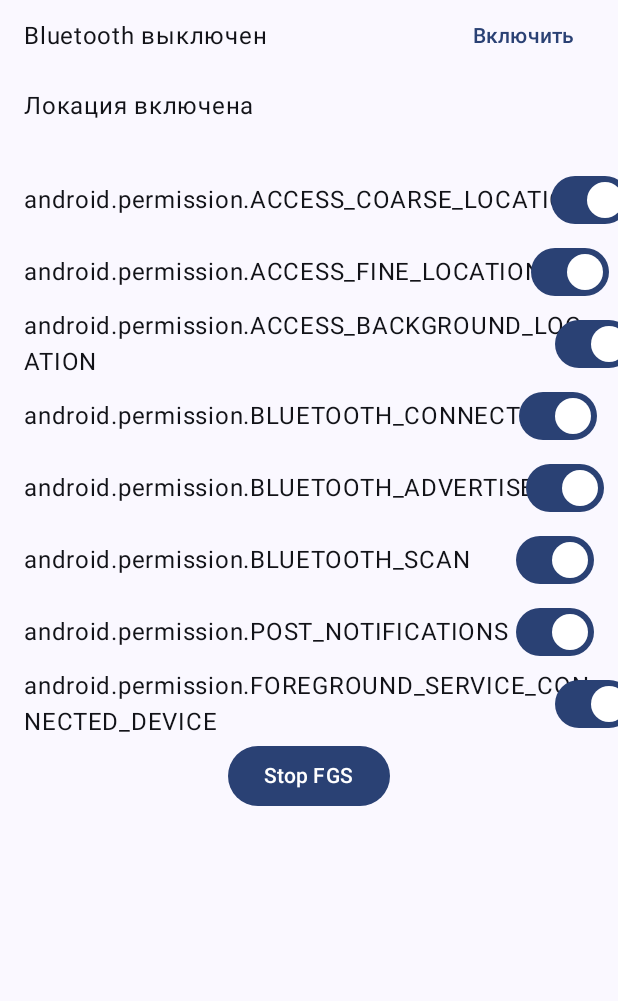
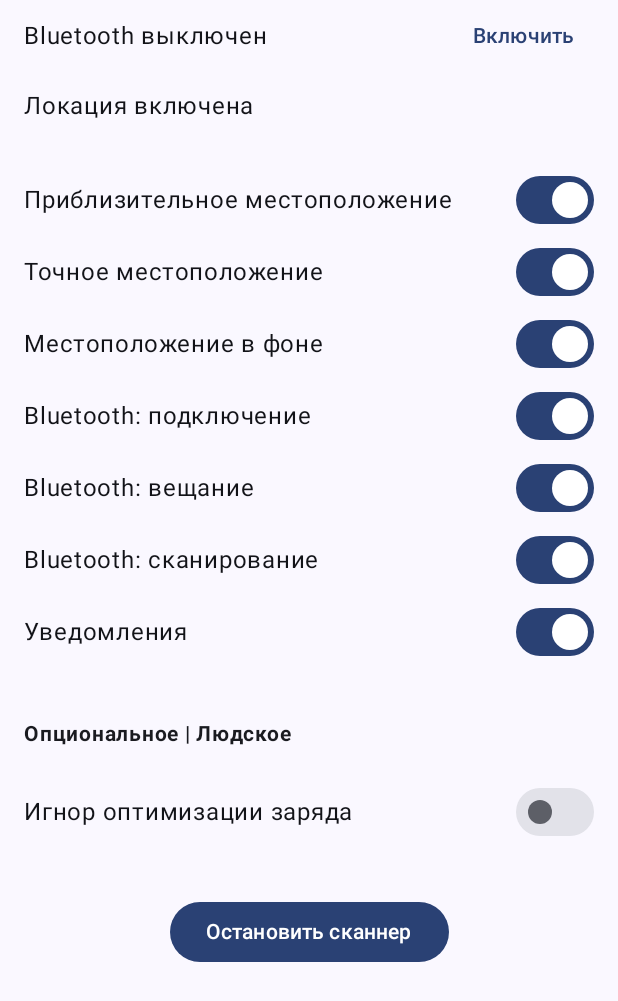
Before and after one commit to sl1mslav/BLEScannerTest, an Android app built with Jetpack Compose: the screen it shows after launch (MainActivity), on a phone screen of 412 x 824 dp. Shown: the top 1001 px of the screen. Run offline under Robolectric (Android 15) with nearby library versions, the phone set to English and light mode, and no system bars; 3 statements that could not run were skipped.

Commit message:
Refactor permissions

```diff
--- a/app/src/main/java/com/sl1mslav/blescanner/MainActivity.kt
+++ b/app/src/main/java/com/sl1mslav/blescanner/MainActivity.kt
@@ -1,12 +1,16 @@
 package com.sl1mslav.blescanner
 
+import android.Manifest.permission.ACCESS_BACKGROUND_LOCATION
+import android.Manifest.permission.ACCESS_FINE_LOCATION
 import android.content.ComponentName
 import android.content.Intent
 import android.content.ServiceConnection
-import android.content.pm.PackageManager
+import android.net.Uri
 import android.os.Bundle
 import android.os.IBinder
+import android.os.PowerManager
 import android.provider.Settings
+import android.provider.Settings.ACTION_REQUEST_IGNORE_BATTERY_OPTIMIZATIONS
 import android.widget.Toast
 import androidx.activity.ComponentActivity
 import androidx.activity.compose.setContent
@@ -20,8 +24,8 @@ import androidx.compose.runtime.collectAsState
 import androidx.compose.runtime.getValue
 import androidx.compose.ui.Modifier
 import androidx.core.app.ActivityCompat
-import androidx.core.content.ContextCompat
 import com.sl1mslav.blescanner.bleAvailability.BleAvailabilityObserver
+import com.sl1mslav.blescanner.blePermissions.AutoStartHelper
 import com.sl1mslav.blescanner.blePermissions.collectRequiredPermissions
 import com.sl1mslav.blescanner.scanner.BleScannerService
 import com.sl1mslav.blescanner.scanner.model.BleDevice
@@ -34,6 +38,12 @@ class MainActivity : ComponentActivity() {
 
     private val permissionRequester = registerForActivityResult(
         ActivityResultContracts.RequestPermission()
+    ) {
+        viewModel.onNewPermissions(getPermissionsState())
+    }
+
+    private val multiplePermissionRequester = registerForActivityResult(
+        ActivityResultContracts.RequestMultiplePermissions()
     ) {
         viewModel.onNewPermissions(getPermissionsState())
     }
@@ -68,7 +78,8 @@ class MainActivity : ComponentActivity() {
         MainActivityViewModel.Factory(
             availabilityTracker = BleAvailabilityObserver.getInstance(this),
             isServiceRunning = isServiceBound,
-            initialPermissions = getPermissionsState()
+            initialPermissions = getPermissionsState(),
+            ignoresDozeMode = isIgnoringDozeMode()
         )
     }
 
@@ -81,7 +92,9 @@ class MainActivity : ComponentActivity() {
                     val state by viewModel.state.collectAsState()
                     MainScreen(
                         modifier = Modifier.padding(innerPadding),
-                        state = state,
+                        state = state.copy(
+                            needsAutoStart = AutoStartHelper.instance.needAutostart()
+                        ),
                         onEnableBluetooth = {
                             openBluetoothSettings()
                         },
@@ -89,12 +102,18 @@ class MainActivity : ComponentActivity() {
                             openLocationSettings()
                         },
                         onCheckPermission = ::onCheckPermission,
-                        onButtonClick = {
+                        onClickScannerButton = {
                             if (state.isServiceRunning) {
                                 stopBleScannerService()
                             } else {
                                 startBleScannerService()
                             }
+                        },
+                        onCheckDozeMode = {
+                            requestToIgnoreDoze()
+                        },
+                        onClickAutoStart = {
+                            AutoStartHelper.instance.getAutoStartPermission(this)
                         }
                     )
                 }
@@ -110,6 +129,7 @@ class MainActivity : ComponentActivity() {
     override fun onResume() {
         super.onResume()
         viewModel.onNewPermissions(getPermissionsState())
+        viewModel.onChangeDozeBehavior(isIgnoringDozeMode())
     }
 
     override fun onStop() {
@@ -117,7 +137,15 @@ class MainActivity : ComponentActivity() {
         unbindService(serviceConnection)
     }
 
+
     private fun onCheckPermission(permission: BlePermission) {
+        if (permission.manifestName == ACCESS_BACKGROUND_LOCATION) {
+            multiplePermissionRequester.launch(
+                arrayOf(ACCESS_FINE_LOCATION, ACCESS_BACKGROUND_LOCATION)
+            )
+            return
+        }
+
         if (ActivityCompat.shouldShowRequestPermissionRationale(
                 this,
                 permission.manifestName
@@ -131,16 +159,18 @@ class MainActivity : ComponentActivity() {
     }
 
     private fun getPermissionsState(): List<BlePermission> {
-        return collectRequiredPermissions().map {
-            BlePermission(
-                manifestName = it,
-                readableName = it,
-                isGranted = ContextCompat.checkSelfPermission(
-                    this,
-                    it
-                ) == PackageManager.PERMISSION_GRANTED
-            )
-        }
+        return collectRequiredPermissions(this@MainActivity)
+    }
+
+    private fun isIgnoringDozeMode(): Boolean {
+        return getSystemService(PowerManager::class.java).isIgnoringBatteryOptimizations(packageName)
+    }
+
+    private fun requestToIgnoreDoze() {
+        val intent = Intent()
+        intent.action = ACTION_REQUEST_IGNORE_BATTERY_OPTIMIZATIONS
+        intent.data = Uri.parse("package:$packageName")
+        startActivity(intent)
     }
 
     private fun openLocationSettings() {
--- a/app/src/main/java/com/sl1mslav/blescanner/MainActivityViewModel.kt
+++ b/app/src/main/java/com/sl1mslav/blescanner/MainActivityViewModel.kt
@@ -14,22 +14,27 @@ import kotlinx.coroutines.flow.stateIn
 class MainActivityViewModel(
     availabilityTracker: BleAvailabilityObserver,
     isServiceRunningInitial: Boolean,
-    initialPermissions: List<BlePermission>
+    initialPermissions: List<BlePermission>,
+    ignoresDozeModeInitial: Boolean
 ) : ViewModel() {
     private val permissions: MutableStateFlow<List<BlePermission>> = MutableStateFlow(emptyList())
     private val isServiceRunning: MutableStateFlow<Boolean> =
         MutableStateFlow(isServiceRunningInitial)
+    private val ignoresDozeMode: MutableStateFlow<Boolean> = MutableStateFlow(ignoresDozeModeInitial)
 
     val state = combine(
         availabilityTracker.bleAvailability,
         permissions,
-        isServiceRunning
-    ) { bleAvailability, permissions, isServiceRunning ->
+        isServiceRunning,
+        ignoresDozeMode
+    ) { bleAvailability, permissions, isServiceRunning, ignoresDozeMode ->
         MainScreenState(
             isBluetoothEnabled = bleAvailability.isBluetoothEnabled,
             isLocationEnabled = bleAvailability.isLocationEnabled,
             permissions = permissions,
-            isServiceRunning = isServiceRunning
+            isServiceRunning = isServiceRunning,
+            ignoresDozeMode = ignoresDozeMode,
+            needsAutoStart = false
         )
     }.stateIn(
         scope = viewModelScope,
@@ -38,7 +43,9 @@ class MainActivityViewModel(
             isBluetoothEnabled = availabilityTracker.bleAvailability.value.isBluetoothEnabled,
             isLocationEnabled = availabilityTracker.bleAvailability.value.isLocationEnabled,
             permissions = initialPermissions,
-            isServiceRunning = isServiceRunningInitial
+            isServiceRunning = isServiceRunningInitial,
+            ignoresDozeMode = ignoresDozeModeInitial,
+            needsAutoStart = false
         )
     )
 
@@ -50,17 +57,23 @@ class MainActivityViewModel(
         permissions.value = newPermissions
     }
 
+    fun onChangeDozeBehavior(isIgnoreEnabled: Boolean) {
+        ignoresDozeMode.value = isIgnoreEnabled
+    }
+
     class Factory(
         private val availabilityTracker: BleAvailabilityObserver,
         private val isServiceRunning: Boolean,
-        private val initialPermissions: List<BlePermission>
+        private val initialPermissions: List<BlePermission>,
+        private val ignoresDozeMode: Boolean
     ) : ViewModelProvider.Factory {
         @Suppress("UNCHECKED_CAST")
         override fun <T : ViewModel> create(modelClass: Class<T>): T {
             return MainActivityViewModel(
                 availabilityTracker,
                 isServiceRunning,
-                initialPermissions
+                initialPermissions,
+                ignoresDozeMode
             ) as T
         }
     }
--- a/app/src/main/java/com/sl1mslav/blescanner/blePermissions/BlePermissionHelper.kt
+++ b/app/src/main/java/com/sl1mslav/blescanner/blePermissions/BlePermissionHelper.kt
@@ -1,37 +1,86 @@
 package com.sl1mslav.blescanner.blePermissions
 
 import android.Manifest
+import android.Manifest.permission.ACCESS_BACKGROUND_LOCATION
+import android.Manifest.permission.ACCESS_COARSE_LOCATION
+import android.Manifest.permission.ACCESS_FINE_LOCATION
+import android.Manifest.permission.BLUETOOTH_ADVERTISE
+import android.Manifest.permission.BLUETOOTH_CONNECT
+import android.Manifest.permission.BLUETOOTH_SCAN
+import android.Manifest.permission.POST_NOTIFICATIONS
+import android.content.Context
+import android.content.pm.PackageManager
 import android.os.Build
+import androidx.core.content.ContextCompat
+import com.sl1mslav.blescanner.screens.BlePermission
 
-fun collectRequiredPermissions(): List<String> {
+fun collectRequiredPermissions(context: Context): List<BlePermission> {
     return buildList {
-        add(Manifest.permission.ACCESS_COARSE_LOCATION)
-        add(Manifest.permission.ACCESS_FINE_LOCATION)
+        addAll(
+            listOf(
+                BlePermission(
+                    manifestName = ACCESS_COARSE_LOCATION,
+                    readableName = "Приблизительное местоположение",
+                    isGranted = false
+                ),
+                BlePermission(
+                    manifestName = ACCESS_FINE_LOCATION,
+                    readableName = "Точное местоположение",
+                    isGranted = false
+                )
+            )
+        )
 
         // Android 10
         if (Build.VERSION.SDK_INT >= Build.VERSION_CODES.Q) {
-            add(Manifest.permission.ACCESS_BACKGROUND_LOCATION)
+            add(
+                BlePermission(
+                    manifestName = ACCESS_BACKGROUND_LOCATION,
+                    readableName = "Местоположение в фоне",
+                    isGranted = false
+                )
+            )
         }
 
         // Android 12
-        if (Build.VERSION.SDK_INT >=  Build.VERSION_CODES.S) {
+        if (Build.VERSION.SDK_INT >= Build.VERSION_CODES.S) {
             addAll(
                 listOf(
-                    Manifest.permission.BLUETOOTH_CONNECT,
-                    Manifest.permission.BLUETOOTH_ADVERTISE,
-                    Manifest.permission.BLUETOOTH_SCAN
+                    BlePermission(
+                        manifestName = BLUETOOTH_CONNECT,
+                        readableName = "Bluetooth: подключение",
+                        isGranted = false
+                    ),
+                    BlePermission(
+                        manifestName = BLUETOOTH_ADVERTISE,
+                        readableName = "Bluetooth: вещание",
+                        isGranted = false
+                    ),
+                    BlePermission(
+                        manifestName = BLUETOOTH_SCAN,
+                        readableName = "Bluetooth: сканирование",
+                        isGranted = false
+                    )
                 )
             )
         }
 
         // Android 13
         if (Build.VERSION.SDK_INT >= Build.VERSION_CODES.TIRAMISU) {
-            add(Manifest.permission.POST_NOTIFICATIONS)
+            add(
+                BlePermission(
+                    manifestName = POST_NOTIFICATIONS,
+                    readableName = "Уведомления",
+                    isGranted = false
+                )
+            )
         }
-
-        // Android 14
-        if (Build.VERSION.SDK_INT >= Build.VERSION_CODES.UPSIDE_DOWN_CAKE) {
-            add(Manifest.permission.FOREGROUND_SERVICE_CONNECTED_DEVICE)
-        }
+    }.map {
+        it.copy(
+            isGranted = ContextCompat.checkSelfPermission(
+                context,
+                it.manifestName
+            ) == PackageManager.PERMISSION_GRANTED
+        )
     }
 }
--- a/app/src/main/java/com/sl1mslav/blescanner/screens/MainScreen.kt
+++ b/app/src/main/java/com/sl1mslav/blescanner/screens/MainScreen.kt
@@ -12,6 +12,9 @@ import androidx.compose.foundation.layout.fillMaxSize
 import androidx.compose.foundation.layout.fillMaxWidth
 import androidx.compose.foundation.layout.height
 import androidx.compose.foundation.layout.padding
+import androidx.compose.foundation.layout.width
+import androidx.compose.foundation.rememberScrollState
+import androidx.compose.foundation.verticalScroll
 import androidx.compose.material3.Button
 import androidx.compose.material3.MaterialTheme
 import androidx.compose.material3.Switch
@@ -22,8 +25,11 @@ import androidx.compose.runtime.Composable
 import androidx.compose.ui.Alignment
 import androidx.compose.ui.Modifier
 import androidx.compose.ui.graphics.Color
+import androidx.compose.ui.text.TextStyle
+import androidx.compose.ui.text.font.FontWeight
 import androidx.compose.ui.tooling.preview.Preview
 import androidx.compose.ui.unit.dp
+import androidx.compose.ui.unit.sp
 import com.sl1mslav.blescanner.ui.theme.BLEscannerTheme
 
 @Composable
@@ -33,10 +39,12 @@ fun MainScreen(
     onEnableBluetooth: () -> Unit,
     onEnableLocation: () -> Unit,
     onCheckPermission: (BlePermission) -> Unit,
-    onButtonClick: () -> Unit
+    onCheckDozeMode: () -> Unit,
+    onClickAutoStart: () -> Unit,
+    onClickScannerButton: () -> Unit
 ) {
     Column(
-        modifier = modifier,
+        modifier = modifier.verticalScroll(rememberScrollState()),
         horizontalAlignment = Alignment.CenterHorizontally
     ) {
         Row(
@@ -93,19 +101,58 @@ fun MainScreen(
                 }
             )
         }
+        Text(
+            modifier = Modifier
+                .fillMaxWidth()
+                .padding(top = 32.dp, start = 16.dp, end = 16.dp, bottom = 16.dp),
+            text = "Опциональное | Людское",
+            fontSize = 14.sp,
+            fontWeight = FontWeight.Bold
+        )
+        LabelSwitch(
+            label = "Игнор оптимизации заряда",
+            isChecked = state.ignoresDozeMode,
+            onCheckedChange = { isChecked ->
+                if (isChecked) {
+                    onCheckDozeMode()
+                }
+            }
+        )
+        if (state.needsAutoStart) {
+            Row(
+                modifier = Modifier
+                    .fillMaxWidth()
+                    .padding(horizontal = 16.dp)
+                    .defaultMinSize(minHeight = 45.dp),
+                verticalAlignment = Alignment.CenterVertically
+            ) {
+                Text(
+                    modifier = Modifier.weight(1f),
+                    text = "Автозагрузка приложения\n(не можем знать, вкл или выкл)",
+                    style = MaterialTheme.typography.bodyLarge,
+                    color = MaterialTheme.colorScheme.inverseSurface
+                )
+                TextButton(onClick = onClickAutoStart) {
+                    Text(text = "Включить")
+                }
+            }
+        }
+        Spacer(modifier = Modifier.height(32.dp))
         Button(
-            onClick = onButtonClick,
+            onClick = onClickScannerButton,
             enabled = state.isServiceRunning || (state.isLocationEnabled &&
                 state.isBluetoothEnabled &&
                 state.permissions.all { it.isGranted })
         ) {
             val text = if (state.isServiceRunning) {
-                "Stop FGS"
+                "Остановить сканнер"
             } else {
-                "Start FGS"
+                "Запустить сканнер"
             }
             Text(text = text)
         }
+        Spacer(modifier = Modifier.height(10000.dp))
+        Text(text = "Нахуй ты до сюда долистал?")
     }
 }
 
@@ -123,13 +170,12 @@ private fun LabelSwitch(
         verticalAlignment = Alignment.CenterVertically
     ) {
         Text(
+            modifier = Modifier.weight(1f),
             text = label,
             style = MaterialTheme.typography.bodyLarge,
             color = MaterialTheme.colorScheme.inverseSurface
         )
-        Spacer(
-            modifier = Modifier.weight(1f)
-        )
+        Spacer(modifier = Modifier.width(16.dp))
         Switch(
             colors = SwitchDefaults.colors(
                 uncheckedBorderColor = Color.Transparent
@@ -149,11 +195,11 @@ private fun MainScreenPreview() {
             modifier = Modifier
                 .fillMaxSize()
                 .background(MaterialTheme.colorScheme.background),
-            onButtonClick = {},
+            onClickScannerButton = {},
             state = MainScreenState(
                 isBluetoothEnabled = false,
                 isLocationEnabled = false,
-                isServiceRunning = true,
+                isServiceRunning = false,
                 permissions = listOf(
                     BlePermission(
                         manifestName = Manifest.permission.POST_NOTIFICATIONS,
@@ -165,11 +211,15 @@ private fun MainScreenPreview() {
                         readableName = "Локация в фоне",
                         isGranted = false
                     )
-                )
+                ),
+                ignoresDozeMode = false,
+                needsAutoStart = true
             ),
             onCheckPermission = {},
             onEnableBluetooth = {},
-            onEnableLocation = {}
+            onEnableLocation = {},
+            onCheckDozeMode = {},
+            onClickAutoStart = {}
         )
     }
 }
--- a/app/src/main/java/com/sl1mslav/blescanner/screens/MainScreenState.kt
+++ b/app/src/main/java/com/sl1mslav/blescanner/screens/MainScreenState.kt
@@ -7,7 +7,9 @@ data class MainScreenState(
     val isBluetoothEnabled: Boolean,
     val isLocationEnabled: Boolean,
     val permissions: List<BlePermission>,
-    val isServiceRunning: Boolean
+    val isServiceRunning: Boolean,
+    val ignoresDozeMode: Boolean,
+    val needsAutoStart: Boolean
 )
 
 data class BlePermission(
```
